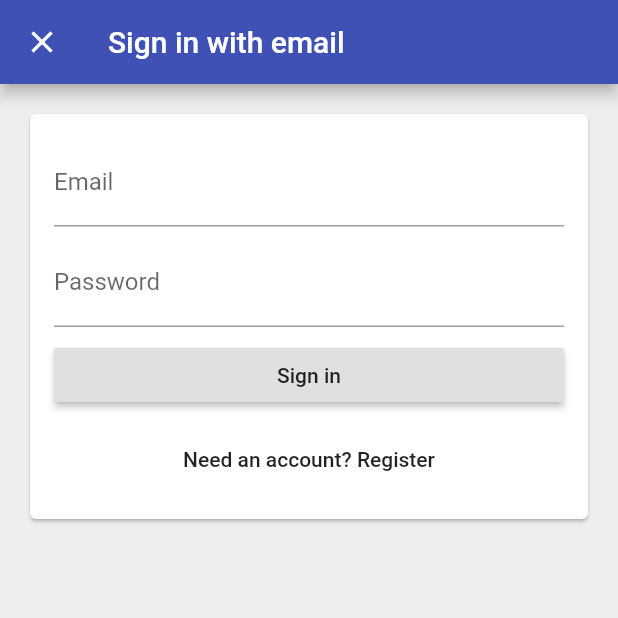
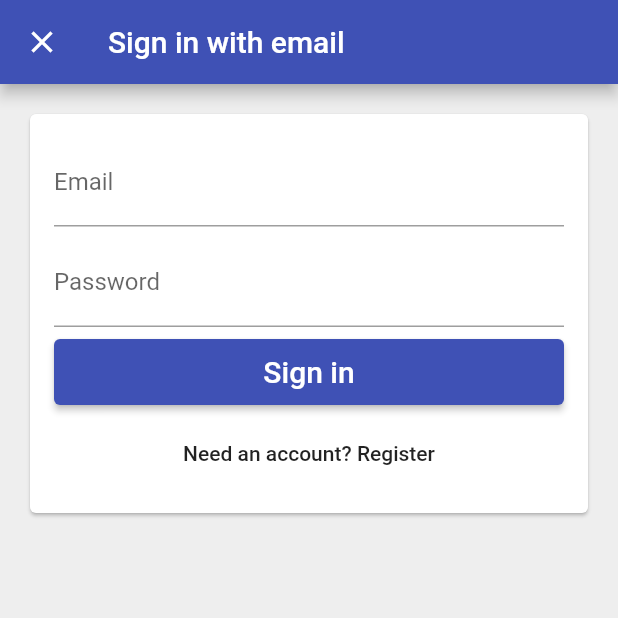
Before and after one commit to nishi-2400/flutter_time_tracker, a Flutter app: the screen it shows after launch, after a tap on "Sign in with Email", on a phone screen of 412 x 824 dp, the top half of it. Run offline on Flutter 3.47's test engine with Material 2 defaults, Android fonts, the phone set to English and light mode, and no system bars; our stand-ins replace firebase_auth, firebase_core, google_sign_in; missing offline and left inert: flutter_login_facebook; accounts and stored records are empty.

Commit message:
サインイン、アカウント登録の実装

```diff
--- a/lib/app/sign_in/email_sign_in_form.dart
+++ b/lib/app/sign_in/email_sign_in_form.dart
@@ -1,31 +1,119 @@
 import 'package:flutter/material.dart';
+import 'package:flutter_time_tracker/common_widgets/form_submit_button.dart';
+import 'package:flutter_time_tracker/services/auth.dart';
 
-List<Widget> _buildChildren() {
-  return [
-    TextField(
+// フォームタイプを管理
+enum EmailSignInFormType { signIn, register }
+
+class EmailSignInForm extends StatefulWidget {
+  const EmailSignInForm({required this.auth});
+  final AuthBase auth;
+
+  @override
+  _EmailSignInFormState createState() => _EmailSignInFormState();
+}
+
+class _EmailSignInFormState extends State<EmailSignInForm> {
+  // TextFieldの値を管理するコントローラー
+  final TextEditingController _emailController = TextEditingController();
+  final TextEditingController _passwordController = TextEditingController();
+
+  final FocusNode _emailFocusNode = FocusNode();
+  final FocusNode _passwordFocusNode = FocusNode();
+
+  // デフォルトのフォームタイプを”signIn”にセットしておく
+  EmailSignInFormType _formType = EmailSignInFormType.signIn;
+
+  // メールアドレスとパスワードのゲッター
+  String get _email => _emailController.text;
+  String get _password => _passwordController.text;
+
+  // フォームのサブミット
+  void _submit() async {
+    try {
+      if (_formType == EmailSignInFormType.signIn) {
+        await widget.auth.signInWithEmail(_email, _password);
+      } else {
+        await widget.auth.createUserWithEmailAndPassword(_email, _password);
+      }
+
+      // Emailサインインページをpop-
+      Navigator.of(context).pop();
+
+    } catch (e) {
+      print(e.toString());
+    }
+  }
+
+  void _emailEditingComplete() {
+    FocusScope.of(context).requestFocus(_passwordFocusNode);
+  }
+
+  // ステートの制御
+  void _toggleFormType() {
+    setState(() {
+      _formType = _formType == EmailSignInFormType.signIn ?
+          EmailSignInFormType.register : EmailSignInFormType.signIn;
+    });
+
+    _emailController.clear();
+    _passwordController.clear();
+  }
+
+  List<Widget> _buildChildren() {
+    // ボタンの表示内容の制御
+    final primaryText = _formType == EmailSignInFormType.signIn ?
+    'Sign in' : 'Create an account';
+    final secondaryText = _formType == EmailSignInFormType.signIn ?
+    'Need an account? Register' : 'Have an account? Sign In';
+
+    return [
+      _buildEmailTextField(),
+      SizedBox(height: 8.0),
+      _buildPasswordTextField(),
+      SizedBox(height: 8.0),
+      FormSubmitButton(text: primaryText, onPressed: _submit),
+      SizedBox(height: 8.0),
+      // フォームタイプの切り替え
+      FlatButton(
+        onPressed: _toggleFormType,
+        child: Text(secondaryText),
+      ),
+    ];
+  }
+
+  TextField _buildPasswordTextField() {
+    return TextField(
+      controller: _passwordController,
+      focusNode: _passwordFocusNode,
+      obscureText: true,
+      onEditingComplete: _submit,
+      decoration: InputDecoration(
+        labelText: 'Password',
+      ),
+      // エンターキーの変更
+      textInputAction: TextInputAction.done,
+    );
+  }
+
+  TextField _buildEmailTextField() {
+    return TextField(
+      controller: _emailController,
+      focusNode: _emailFocusNode,
+      onEditingComplete: _emailEditingComplete,
       decoration: InputDecoration(
         labelText: 'Email',
         hintText: 'test@test.com',
       ),
-    ),
-    SizedBox(height: 8.0),
-    TextField(
-      obscureText: true,
-      decoration: InputDecoration(
-        labelText: 'Password',
-      ),
-    ),
-    SizedBox(height: 8.0),
-    RaisedButton(child: Text('Sign in'), onPressed: () {}),
-    SizedBox(height: 8.0),
-    FlatButton(
-      onPressed: () {},
-      child: Text('Need an account? Register'),
-    ),
-  ];
-}
+      // 予測変換を表示しない。
+      autocorrect: false,
+      // キーボードのタイプ
+      keyboardType: TextInputType.emailAddress,
+      // エンターキーの変更
+      textInputAction: TextInputAction.next,
+    );
+  }
 
-class EmailSignInForm extends StatelessWidget {
   @override
   Widget build(BuildContext context) {
     return Padding(
--- a/lib/app/sign_in/email_sign_in_page.dart
+++ b/lib/app/sign_in/email_sign_in_page.dart
@@ -1,7 +1,11 @@
 import 'package:flutter/material.dart';
 import 'package:flutter_time_tracker/app/sign_in/email_sign_in_form.dart';
+import 'package:flutter_time_tracker/services/auth.dart';
 
 class EmailSignInPage extends StatelessWidget {
+  const EmailSignInPage({required this.auth});
+  final AuthBase auth;
+
   @override
   Widget build(BuildContext context) {
     return Scaffold(
@@ -11,7 +15,7 @@ class EmailSignInPage extends StatelessWidget {
       body: Padding(
         padding: const EdgeInsets.all(16.0),
         child: Card(
-          child: EmailSignInForm(),
+          child: EmailSignInForm(auth: auth),
         ),
       ),
       backgroundColor: Colors.grey[200],
--- a/lib/app/sign_in/sign_in_page.dart
+++ b/lib/app/sign_in/sign_in_page.dart
@@ -40,8 +40,9 @@ class SignInPage extends StatelessWidget {
   void _signInWithEmail(BuildContext context) {
     Navigator.of(context).push(
       MaterialPageRoute(
+        //下から遷移先のページを表示
         fullscreenDialog: true,
-        builder: (context) => EmailSignInPage(),
+        builder: (context) => EmailSignInPage(auth: auth),
       ),
     );
   }
--- /dev/null
+++ b/lib/common_widgets/form_submit_button.dart
@@ -0,0 +1,18 @@
+import 'package:flutter/material.dart';
+import 'package:flutter_time_tracker/common_widgets/custom_raised_button.dart';
+
+class FormSubmitButton extends CustomRaisedButton {
+  FormSubmitButton({
+    required String text,
+    VoidCallback? onPressed,
+  }) : super(
+    child: Text(
+      text,
+      style: TextStyle(color: Colors.white, fontSize: 20.0),
+    ),
+    height: 44.0,
+    color: Colors.indigo,
+    borderRadius: 4.0,
+    onPressed: onPressed!,
+  );
+}
```
Also changed, not shown: lib/services/auth.dart (+23 -3 lines).
